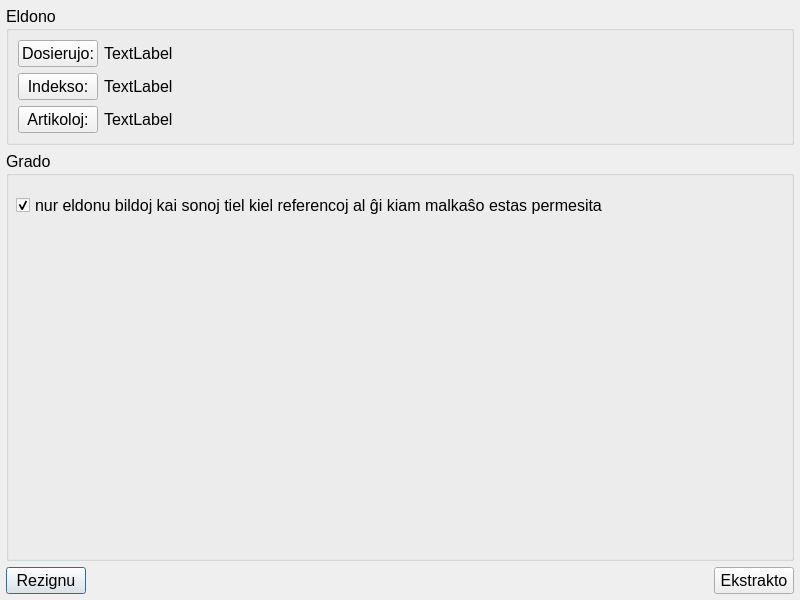
Qt form datumbazoekstrakto.ui (MDCremer/Gradivus) before a commit.
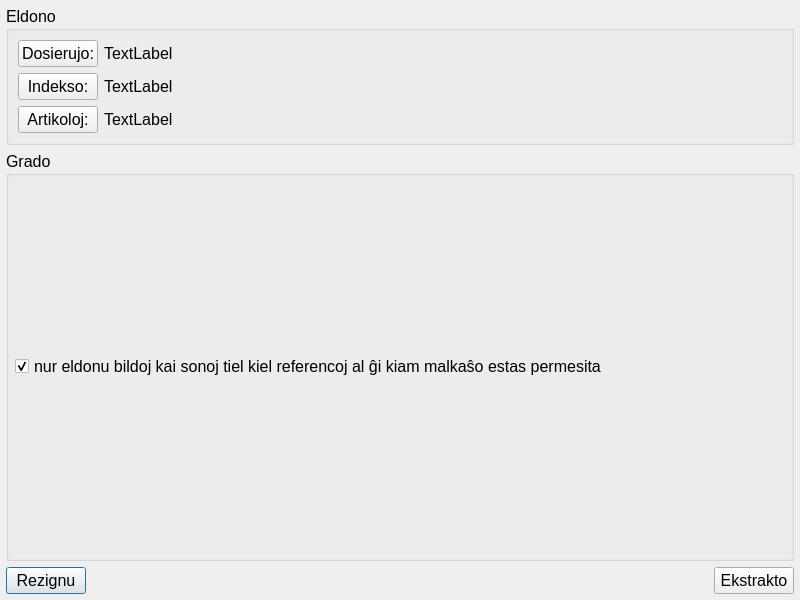
The same form after that commit.

```diff
--- a/datumbazoekstrakto.ui
+++ b/datumbazoekstrakto.ui
@@ -103,15 +103,21 @@
      <property name="title">
       <string>Grado</string>
      </property>
+     <layout class="QVBoxLayout" name="verticalLayout_2">
+      <property name="leftMargin">
+       <number>6</number>
+      </property>
+      <property name="topMargin">
+       <number>6</number>
+      </property>
+      <property name="rightMargin">
+       <number>6</number>
+      </property>
+      <property name="bottomMargin">
+       <number>6</number>
+      </property>
+      <item>
      <widget class="QCheckBox" name="permesita">
-      <property name="geometry">
-       <rect>
-        <x>10</x>
-        <y>40</y>
-        <width>756</width>
-        <height>28</height>
-       </rect>
-      </property>
       <property name="text">
        <string>nur eldonu bildoj kai sonoj tiel kiel referencoj al ĝi kiam malkaŝo estas permesita</string>
       </property>
@@ -119,6 +125,8 @@
        <bool>true</bool>
       </property>
      </widget>
+      </item>
+     </layout>
     </widget>
    </item>
    <item>
```
Lines whose indentation alone changed are shown as unchanged.
